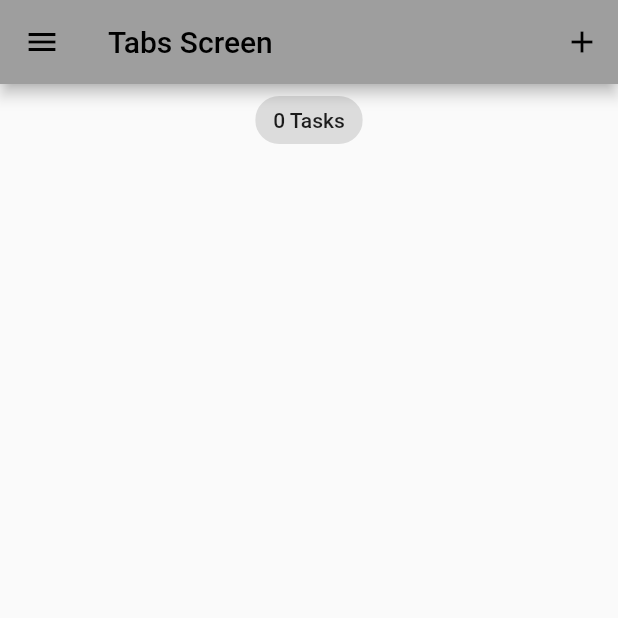
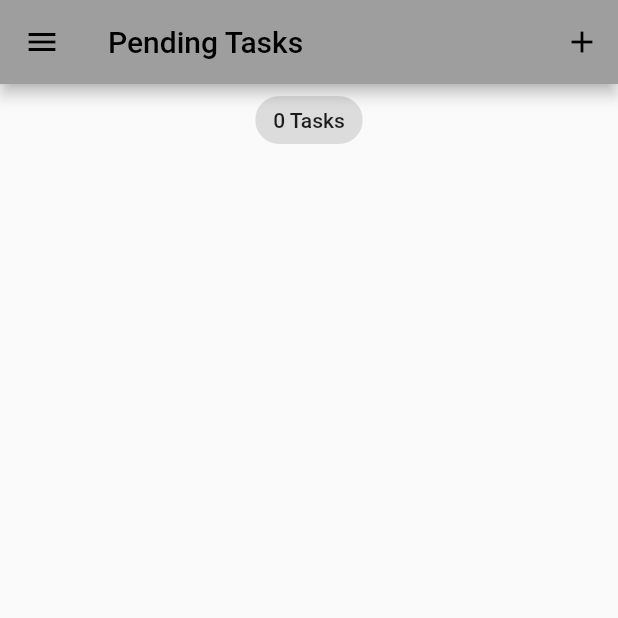
Before and after one commit to RitikRajoria/Notes_app_flutter, a Flutter app: the screen it shows after launch, on a phone screen of 412 x 824 dp, the top half of it. Run offline on Flutter 3.47's test engine with Material 2 defaults, Android fonts, the phone set to English and light mode, and no system bars; our stand-ins replace bloc, equatable, flutter_bloc, hydrated_bloc.

Commit message:
bottom nav bar navigation added

```diff
--- a/lib/main.dart
+++ b/lib/main.dart
@@ -6,7 +6,7 @@ import 'package:path_provider/path_provider.dart';
 
 import 'package:notes_app/bloc/bloc_exports.dart';
 
-import 'screen/task_screen.dart';
+import 'screen/pending_screen.dart';
 
 void main() async {
   WidgetsFlutterBinding.ensureInitialized();
@@ -44,7 +44,7 @@ class MyApp extends StatelessWidget {
             theme: state.switchValue
                 ? AppThemes.appThemeData[AppTheme.darkTheme]
                 : AppThemes.appThemeData[AppTheme.lightTheme],
-            home: const TabsScreen(),
+            home: TabsScreen(),
             onGenerateRoute: appRouter.onGenerateRoute,
           );
         },
--- a/lib/screen/task_screen.dart
+++ b/lib/screen/favorite_tasks_screen.dart
@@ -1,19 +1,13 @@
 import 'package:flutter/material.dart';
 import 'package:notes_app/bloc/bloc_exports.dart';
-import 'package:notes_app/screen/add_task_screen.dart';
-import 'package:notes_app/screen/my_drawer.dart';
-
 import '../models/task.dart';
 import '../widgets/tasks_list.dart';
 
-class TasksScreen extends StatefulWidget {
-  const TasksScreen({Key? key}) : super(key: key);
+class favoriteTasks extends StatelessWidget {
+  const favoriteTasks({Key? key}) : super(key: key);
+
   static const id = 'tasks_screen';
-  @override
-  State<TasksScreen> createState() => _TasksScreenState();
-}
 
-class _TasksScreenState extends State<TasksScreen> {
   @override
   Widget build(BuildContext context) {
     return BlocBuilder<TasksBloc, TasksState>(
--- a/lib/screen/my_drawer.dart
+++ b/lib/screen/my_drawer.dart
@@ -2,7 +2,7 @@ import 'package:flutter/material.dart';
 import 'package:notes_app/bloc/bloc_exports.dart';
 import 'package:notes_app/screen/recycle_bin.dart';
 import 'package:notes_app/screen/tabs_screen.dart';
-import 'package:notes_app/screen/task_screen.dart';
+import 'package:notes_app/screen/pending_screen.dart';
 
 class MyDrawer extends StatelessWidget {
   MyDrawer({Key? key}) : super(key: key);
--- /dev/null
+++ b/lib/screen/pending_screen.dart
@@ -0,0 +1,34 @@
+import 'package:flutter/material.dart';
+import 'package:notes_app/bloc/bloc_exports.dart';
+import '../models/task.dart';
+import '../widgets/tasks_list.dart';
+
+class PendingTasks extends StatelessWidget {
+  const PendingTasks({Key? key}) : super(key: key);
+
+  static const id = 'tasks_screen';
+
+  @override
+  Widget build(BuildContext context) {
+    return BlocBuilder<TasksBloc, TasksState>(
+      builder: (context, state) {
+        List<Task> tasksList = state.allTasks;
+        return Column(
+          crossAxisAlignment: CrossAxisAlignment.center,
+          children: [
+            Center(
+              child: Chip(
+                label: Text(
+                  '${state.allTasks.length} Tasks',
+                ),
+              ),
+            ),
+            Expanded(
+              child: TasksList(tasksList: tasksList),
+            ),
+          ],
+        );
+      },
+    );
+  }
+}
--- a/lib/screen/tabs_screen.dart
+++ b/lib/screen/tabs_screen.dart
@@ -1,12 +1,25 @@
 import 'package:flutter/material.dart';
 import 'package:notes_app/screen/add_task_screen.dart';
+import 'package:notes_app/screen/completed_tasks_screen.dart';
+import 'package:notes_app/screen/favorite_tasks_screen.dart';
 import 'package:notes_app/screen/my_drawer.dart';
-import 'package:notes_app/screen/task_screen.dart';
+import 'package:notes_app/screen/pending_screen.dart';
 
-class TabsScreen extends StatelessWidget {
-  const TabsScreen({Key? key}) : super(key: key);
+class TabsScreen extends StatefulWidget {
+  TabsScreen({Key? key}) : super(key: key);
 
   static const id = 'tabs_screen';
+
+  @override
+  State<TabsScreen> createState() => _TabsScreenState();
+}
+
+class _TabsScreenState extends State<TabsScreen> {
+  final List<Map<String, dynamic>> _pageDetails = [
+    {'pageName': PendingTasks(), 'title': 'Pending Tasks'},
+    {'pageName': CompletedTasks(), 'title': 'Completed Tasks'},
+    {'pageName': favoriteTasks(), 'title': 'Favorites Tasks'},
+  ];
 
   void _addTask(BuildContext context) {
     showModalBottomSheet(
@@ -21,11 +34,13 @@ class TabsScreen extends StatelessWidget {
     );
   }
 
+  var _selectedPagesIndex = 0;
+
   @override
   Widget build(BuildContext context) {
     return Scaffold(
       appBar: AppBar(
-        title: Text('Tabs Screen'),
+        title: Text(_pageDetails[_selectedPagesIndex]['title']),
         actions: [
           IconButton(
             onPressed: () => _addTask(context),
@@ -34,15 +49,19 @@ class TabsScreen extends StatelessWidget {
         ],
       ),
       drawer: MyDrawer(),
-      body: TasksScreen(),
+      body: _pageDetails[_selectedPagesIndex]['pageName'],
       floatingActionButton: FloatingActionButton(
         onPressed: () => _addTask(context),
         tooltip: 'Add Task',
         child: const Icon(Icons.add),
       ),
       bottomNavigationBar: BottomNavigationBar(
-        currentIndex: 0,
-        onTap: (index) {},
+        currentIndex: _selectedPagesIndex,
+        onTap: (index) {
+          setState(() {
+            _selectedPagesIndex = index;
+          });
+        },
         items: const [
           BottomNavigationBarItem(
             icon: Icon(Icons.list),
--- a/lib/services/app_router.dart
+++ b/lib/services/app_router.dart
@@ -1,7 +1,7 @@
 import 'package:flutter/material.dart';
 import 'package:notes_app/screen/recycle_bin.dart';
 import 'package:notes_app/screen/tabs_screen.dart';
-import 'package:notes_app/screen/task_screen.dart';
+import 'package:notes_app/screen/pending_screen.dart';
 
 class AppRouter {
   Route? onGenerateRoute(RouteSettings routeSettings) {
@@ -9,7 +9,7 @@ class AppRouter {
       case RecycleBin.id:
         return MaterialPageRoute(builder: (_) => const RecycleBin());
       case TabsScreen.id:
-        return MaterialPageRoute(builder: (_) => const TabsScreen());
+        return MaterialPageRoute(builder: (_) => TabsScreen());
       default:
         return null;
     }
```
Also changed, not shown: lib/screen/completed_tasks_screen.dart (added, +34 -0 lines).
